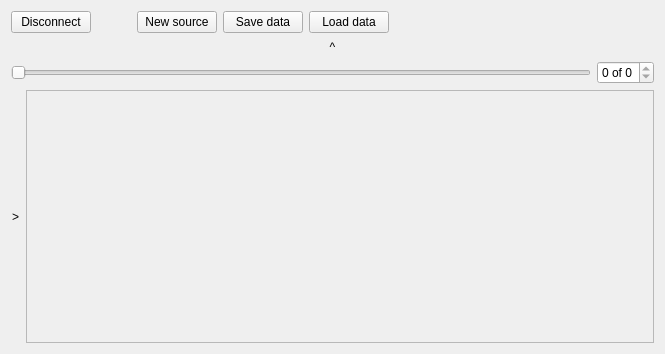
This is src/LorrisAnalyzer/lorrisanalyzer.ui in Tasssadar/Lorris as Qt 5 draws it before an edit. The edited form follows.
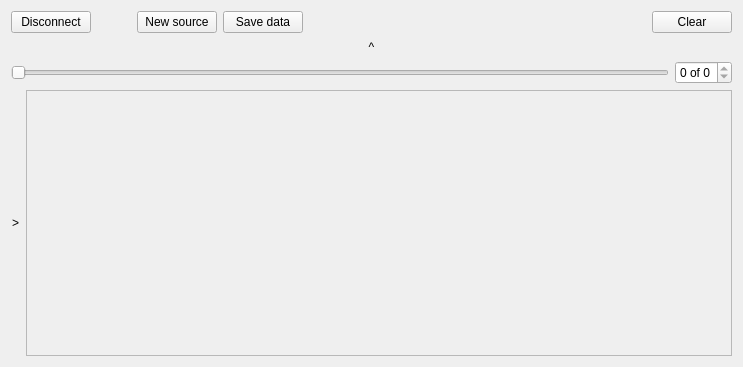
This is the edited form.

Commit message: [73] Add "Clear" button, some clean-up, update translation

```diff
--- a/src/LorrisAnalyzer/lorrisanalyzer.ui
+++ b/src/LorrisAnalyzer/lorrisanalyzer.ui
@@ -6,8 +6,8 @@
    <rect>
     <x>0</x>
     <y>0</y>
-    <width>665</width>
-    <height>354</height>
+    <width>743</width>
+    <height>367</height>
    </rect>
   </property>
   <property name="sizePolicy">
@@ -59,13 +59,6 @@
        </property>
       </widget>
      </item>
-     <item>
-      <widget class="QPushButton" name="loadDataButton">
-       <property name="text">
-        <string>Load data</string>
-       </property>
-      </widget>
-     </item>
      <item>
       <spacer name="horizontalSpacer_2">
        <property name="orientation">
@@ -79,6 +72,13 @@
        </property>
       </spacer>
      </item>
+     <item>
+      <widget class="QPushButton" name="clearButton">
+       <property name="text">
+        <string>Clear</string>
+       </property>
+      </widget>
+     </item>
     </layout>
    </item>
    <item>
@@ -172,8 +172,8 @@
            <rect>
             <x>0</x>
             <y>0</y>
-            <width>629</width>
-            <height>253</height>
+            <width>707</width>
+            <height>266</height>
            </rect>
           </property>
          </widget>
```
The commit also changes 8 other files.
